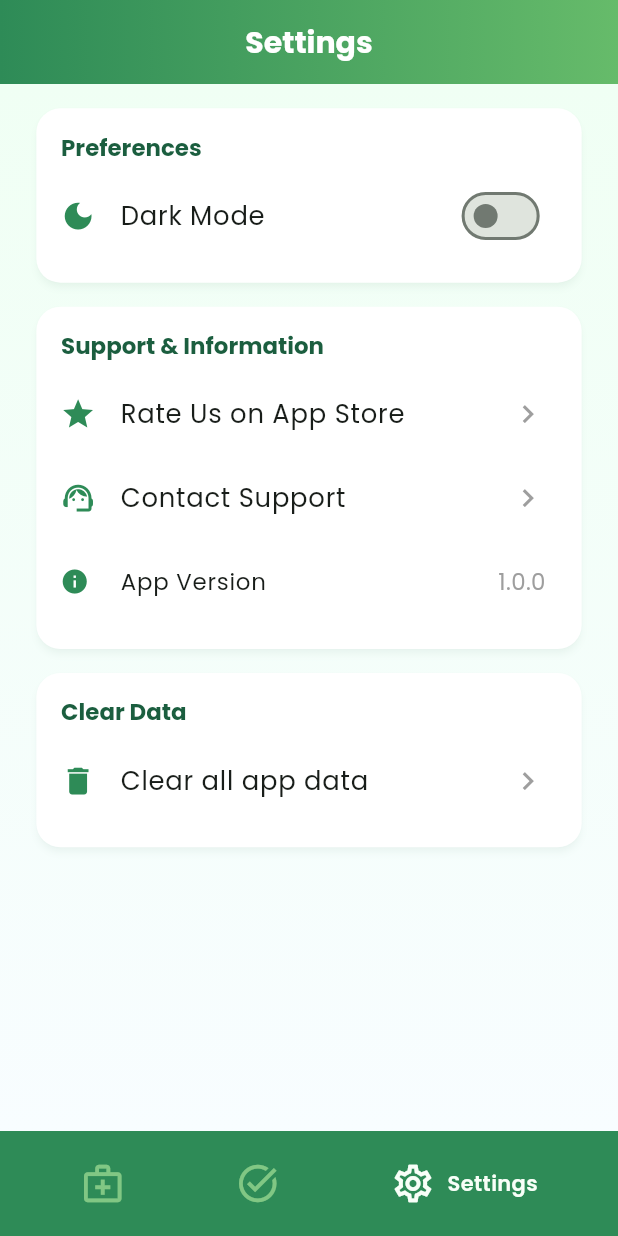
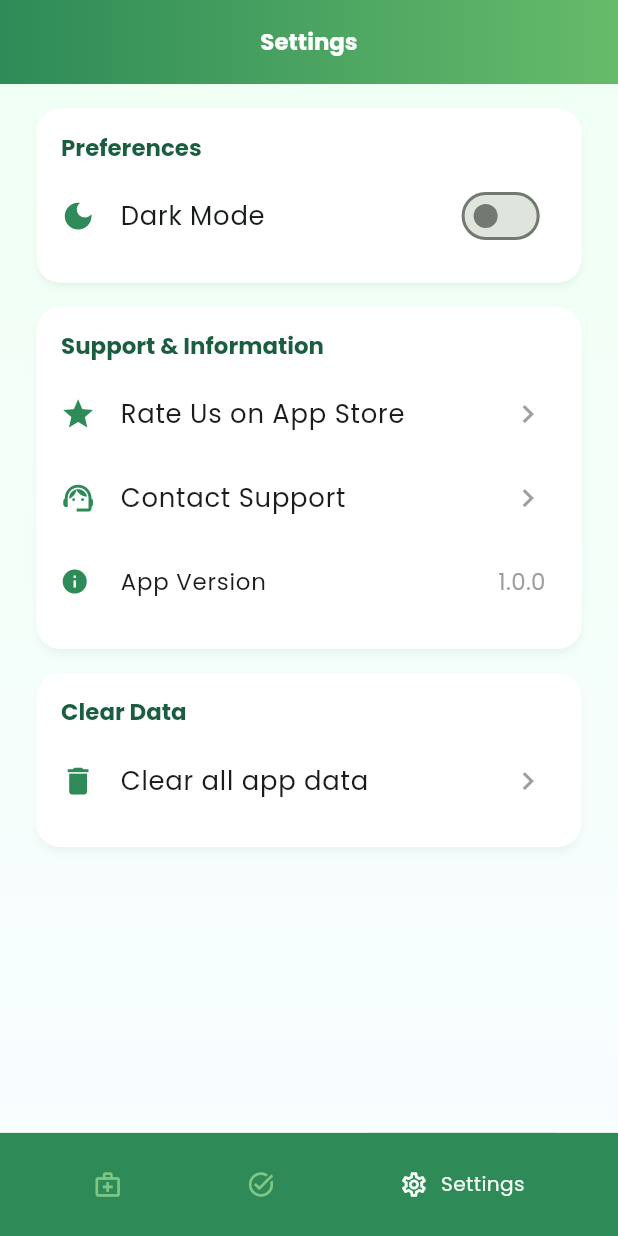
Before and after one commit to lakharasachin-qf/Reminder-App, a Flutter app: the screen it shows after launch, item 3 of the bottom bar chosen, on a phone screen of 412 x 824 dp. Run offline on Flutter 3.47's test engine with Material 3 defaults, Android fonts, the phone set to English and light mode, and no system bars; drawn by our look-alikes of google_nav_bar; our stand-ins replace flutter_local_notifications, flutter_slidable, flutter_timezone, google_fonts, shared_preferences, sizer and 2 more.

Commit message:
smart reminder

```diff
--- a/lib/views/main_screens/HomeScreen.dart
+++ b/lib/views/main_screens/HomeScreen.dart
@@ -6,6 +6,7 @@ import 'package:smart_reminder/Services/SharedPrefServices.dart';
 import 'package:smart_reminder/Theme/AppTheme.dart';
 import 'package:flutter/material.dart';
 import 'package:google_nav_bar/google_nav_bar.dart';
+import 'package:sizer/sizer.dart';
 
 class HomeScreen extends StatefulWidget {
   const HomeScreen({super.key});
@@ -36,6 +37,8 @@ class _HomeScreenState extends State<HomeScreen> {
 
   @override
   Widget build(BuildContext context) {
+    return Sizer(
+      builder: (context, orientation, deviceType) {
         final List<Widget> widgetOptions = <Widget>[
           const RemindersList(),
           CalenderScreen(),
@@ -43,7 +46,10 @@ class _HomeScreenState extends State<HomeScreen> {
         ];
         return Scaffold(
           appBar: AppBar(
-        title: Text(['My Hub', 'Tasks', 'Settings'][_selectedIndex]),
+            title: Text(
+              ['My Hub', 'Tasks', 'Settings'][_selectedIndex],
+              style: TextStyle(fontSize: 16.sp),
+            ),
             automaticallyImplyLeading: false,
             flexibleSpace: Container(
               decoration: BoxDecoration(
@@ -82,68 +88,69 @@ class _HomeScreenState extends State<HomeScreen> {
                       setState(() {});
                     }
                   },
-              icon: const Icon(Icons.add),
-              label: const Text('Add Reminder'),
+                  icon: Icon(Icons.add, size: 18.sp),
+                  label: Text(
+                    'Add Reminder',
+                    style: TextStyle(fontSize: 14.sp),
+                  ),
                   elevation: 4,
                 )
               : null,
           floatingActionButtonLocation:
               FloatingActionButtonLocation.miniCenterFloat,
-
           bottomNavigationBar: GNav(
             mainAxisAlignment: MainAxisAlignment.spaceEvenly,
             backgroundColor: Theme.of(context).brightness == Brightness.dark
                 ? AppColors.primaryDark
                 : AppColors.primary,
             rippleColor: AppColors.success.withOpacity(0.2),
-        hoverColor: AppColors.primaryDark, // tab button hover color
+            hoverColor: AppColors.primaryDark,
             haptic: false,
             tabBorderRadius: 0,
             duration: Duration(milliseconds: 300),
-        gap: 8,
-        color: AppColors.success, // unselected icon color
-        activeColor: AppColors.background, // selected icon and text color
-        iconSize: 30, // tab button icon size
-        tabBackgroundColor: AppColors.primary.withOpacity(
-          0.5,
-        ), // selected tab background color
-
-        padding: EdgeInsets.symmetric(
-          horizontal: 20,
-          vertical: 20,
-        ), // navigation bar padding
+            gap: 2.w,
+            color: AppColors.success,
+            activeColor: AppColors.background,
+            iconSize: 18.sp,
+            tabBackgroundColor: AppColors.primary.withOpacity(0.5),
+            padding: EdgeInsets.symmetric(horizontal: 5.w, vertical: 3.h),
             tabs: [
-          GButton(icon: Icons.medical_services_outlined, text: 'Reminders'),
-          GButton(icon: Icons.task_alt_outlined, text: 'Tasks'),
-          GButton(icon: Icons.settings_outlined, text: 'Settings'),
+              GButton(
+                icon: Icons.medical_services_outlined,
+                text: 'Reminders',
+                textStyle: TextStyle(
+                  fontSize: 15.sp,
+                  color: _selectedIndex == 0
+                      ? AppColors.background
+                      : AppColors.success,
+                ),
+              ),
+              GButton(
+                icon: Icons.task_alt_outlined,
+                text: 'Tasks',
+                textStyle: TextStyle(
+                  fontSize: 15.sp,
+                  color: _selectedIndex == 1
+                      ? AppColors.background
+                      : AppColors.success,
+                ),
+              ),
+              GButton(
+                icon: Icons.settings_outlined,
+                text: 'Settings',
+                textStyle: TextStyle(
+                  fontSize: 15.sp,
+                  color: _selectedIndex == 2
+                      ? AppColors.background
+                      : AppColors.success,
+                ),
+              ),
             ],
             selectedIndex: _selectedIndex,
             onTabChange: _onItemTapped,
           ),
-
-      // bottomNavigationBar: BottomNavigationBar(
-      //   items: const <BottomNavigationBarItem>[
-      //     BottomNavigationBarItem(
-      //       icon: Icon(Icons.medical_services_outlined),
-      //       activeIcon: Icon(Icons.medical_services),
-      //       label: 'Reminders',
-      //     ),
-      //     BottomNavigationBarItem(
-      //       icon: Icon(Icons.task_alt_outlined),
-      //       activeIcon: Icon(Icons.task_alt),
-      //       label: 'Tasks',
-      //     ),
-      //     BottomNavigationBarItem(
-      //       icon: Icon(Icons.settings_outlined),
-      //       activeIcon: Icon(Icons.settings),
-      //       label: 'Settings',
-      //     ),
-      //   ],
-      //   currentIndex: _selectedIndex,
-      //   onTap: _onItemTapped,
-      // ),
+        );
+      },
     );
   }
 }
-
-// Consolas, 'Courier New', monospace (default fontFamily of editor).
```
Lines whose indentation alone changed are shown as unchanged.
